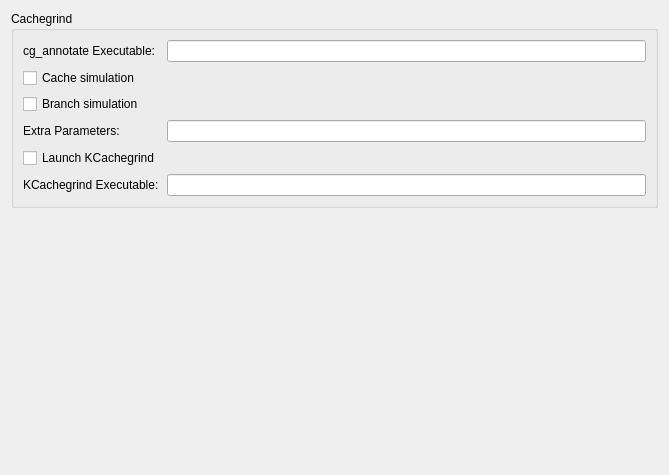
Old version of the form tools/cachegrind/configpage.ui in the repository KDE/kdev-valgrind.
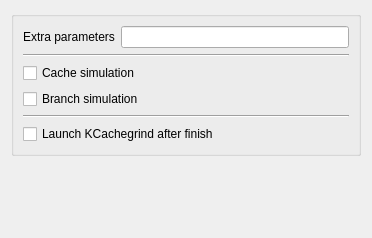
New version of the form.

Commit message: Remove executables settings from tools; UI cleanup

```diff
--- a/tools/cachegrind/configpage.ui
+++ b/tools/cachegrind/configpage.ui
@@ -6,92 +6,12 @@
    <rect>
     <x>0</x>
     <y>0</y>
-    <width>669</width>
-    <height>475</height>
+    <width>372</width>
+    <height>238</height>
    </rect>
   </property>
   <layout class="QGridLayout" name="gridLayout_2">
-   <item row="0" column="0">
-    <widget class="QGroupBox" name="groupBox">
-     <property name="title">
-      <string>Cachegrind</string>
-     </property>
-     <layout class="QGridLayout" name="gridLayout">
-      <item row="2" column="1">
-       <widget class="QLineEdit" name="CachegrindAnnotateExecutable">
-        <property name="text">
-         <string/>
-        </property>
-       </widget>
-      </item>
-      <item row="3" column="0">
-       <widget class="QCheckBox" name="cacheSimulation">
-        <property name="text">
-         <string>Cache simulation</string>
-        </property>
-        <property name="checked">
-         <bool>false</bool>
-        </property>
-       </widget>
-      </item>
-      <item row="7" column="0">
-       <widget class="QLabel" name="label">
-        <property name="text">
-         <string>KCachegrind Executable:</string>
-        </property>
-       </widget>
-      </item>
-      <item row="2" column="0">
-       <widget class="QLabel" name="label_3">
-        <property name="text">
-         <string>cg_annotate Executable:</string>
-        </property>
-       </widget>
-      </item>
-      <item row="7" column="1">
-       <widget class="QLineEdit" name="KCachegrindExecutable">
-        <property name="enabled">
-         <bool>true</bool>
-        </property>
-        <property name="text">
-         <string/>
-        </property>
-       </widget>
-      </item>
-      <item row="6" column="0">
-       <widget class="QCheckBox" name="launchKCachegrind">
-        <property name="text">
-         <string>Launch KCachegrind</string>
-        </property>
-       </widget>
-      </item>
-      <item row="5" column="1">
-       <widget class="QLineEdit" name="cachegrindParameters"/>
-      </item>
-      <item row="5" column="0">
-       <widget class="QLabel" name="label_2">
-        <property name="text">
-         <string>Extra Parameters:</string>
-        </property>
-        <property name="textFormat">
-         <enum>Qt::AutoText</enum>
-        </property>
-       </widget>
-      </item>
-      <item row="4" column="0">
-       <widget class="QCheckBox" name="branchSimulation">
-        <property name="text">
-         <string>Branch simulation</string>
-        </property>
-        <property name="checked">
-         <bool>false</bool>
-        </property>
-       </widget>
-      </item>
-     </layout>
-    </widget>
-   </item>
-   <item row="1" column="0">
+   <item row="2" column="0">
     <spacer name="verticalSpacer">
      <property name="orientation">
       <enum>Qt::Vertical</enum>
@@ -104,6 +24,73 @@
      </property>
     </spacer>
    </item>
+   <item row="0" column="0">
+    <widget class="QGroupBox" name="groupBox_2">
+     <property name="title">
+      <string/>
+     </property>
+     <layout class="QVBoxLayout" name="verticalLayout_2">
+      <item>
+       <layout class="QHBoxLayout" name="horizontalLayout">
+        <item>
+         <widget class="QLabel" name="label_2">
+          <property name="text">
+           <string>Extra parameters</string>
+          </property>
+          <property name="textFormat">
+           <enum>Qt::AutoText</enum>
+          </property>
+         </widget>
+        </item>
+        <item>
+         <widget class="QLineEdit" name="cachegrindParameters"/>
+        </item>
+       </layout>
+      </item>
+      <item>
+       <widget class="Line" name="line">
+        <property name="orientation">
+         <enum>Qt::Horizontal</enum>
+        </property>
+       </widget>
+      </item>
+      <item>
+       <widget class="QCheckBox" name="cacheSimulation">
+        <property name="text">
+         <string>Cache simulation</string>
+        </property>
+        <property name="checked">
+         <bool>false</bool>
+        </property>
+       </widget>
+      </item>
+      <item>
+       <widget class="QCheckBox" name="branchSimulation">
+        <property name="text">
+         <string>Branch simulation</string>
+        </property>
+        <property name="checked">
+         <bool>false</bool>
+        </property>
+       </widget>
+      </item>
+      <item>
+       <widget class="Line" name="line_2">
+        <property name="orientation">
+         <enum>Qt::Horizontal</enum>
+        </property>
+       </widget>
+      </item>
+      <item>
+       <widget class="QCheckBox" name="launchKCachegrind">
+        <property name="text">
+         <string>Launch KCachegrind after finish</string>
+        </property>
+       </widget>
+      </item>
+     </layout>
+    </widget>
+   </item>
   </layout>
  </widget>
  <resources/>
```
The commit also changes 8 other files.
